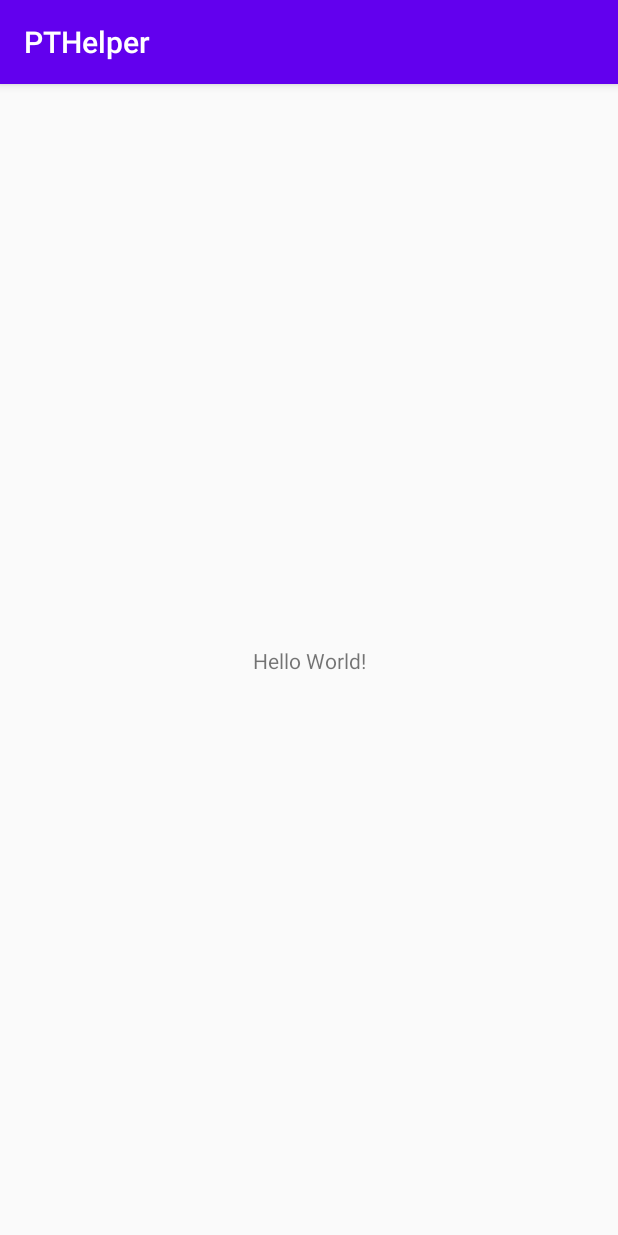
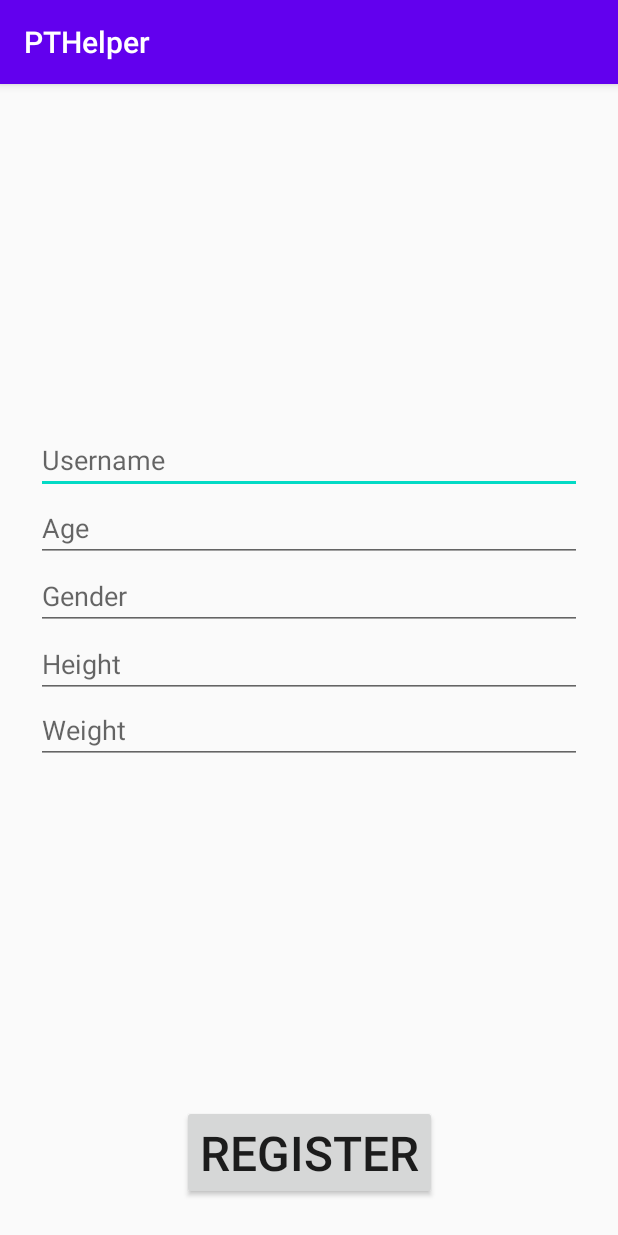
Before and after one commit to Senior-Project20/PTHelper, an Android app: the screen it shows after launch (MainActivity), on a phone screen of 412 x 824 dp. Run offline under Robolectric (Android 15) with nearby library versions, the phone set to English and light mode, and no system bars.

Commit message:
Second commit

```diff
--- /dev/null
+++ b/app/src/main/java/com/example/pthelper/DatabaseHelper.java
@@ -0,0 +1,81 @@
+package com.example.pthelper;
+
+import android.content.ContentValues;
+import android.content.Context;
+import android.database.Cursor;
+import android.database.sqlite.SQLiteDatabase;
+import android.database.sqlite.SQLiteOpenHelper;
+import android.provider.BaseColumns;
+
+public class DatabaseHelper extends SQLiteOpenHelper {
+
+    // If you change the database schema, you must increment the database version.
+    public static final int DATABASE_VERSION = 1;
+    public static final String DATABASE_NAME = "PTHelper.db";
+
+    //class to define table information
+    public static class UserInfo implements BaseColumns {
+        public static final String TABLE_NAME = "User_Info";
+        public static final String COL_1 = "user_id";
+        public static final String COL_2 = "username";
+        public static final String COL_3 = "age";
+        public static final String COL_4 = "gender";
+        public static final String COL_5 = "height";
+        public static final String COL_6 = "weight";
+    }
+
+    //user info schema
+    private static final String SQL_CREATE_USER_ENTRIES =
+            "CREATE TABLE " + UserInfo.TABLE_NAME + " (" +
+                    UserInfo.COL_1 + " INTEGER PRIMARY KEY AUTOINCREMENT," +
+                    UserInfo.COL_2 + " TEXT," +
+                    UserInfo.COL_3 + " INT," +
+                    UserInfo.COL_4 + " TEXT," +
+                    UserInfo.COL_5 + " INT," +
+                    UserInfo.COL_6 + " INT)";
+
+    private static final String SQL_DELETE_USER_ENTRIES =
+            "DROP TABLE IF EXISTS " + UserInfo.TABLE_NAME;
+
+
+
+    public DatabaseHelper(Context context) {
+        super(context, DATABASE_NAME, null, DATABASE_VERSION);
+    }
+
+    public void onCreate(SQLiteDatabase db) {
+        db.execSQL(SQL_CREATE_USER_ENTRIES);
+    }
+
+    public void onUpgrade(SQLiteDatabase db, int oldVersion, int newVersion) {
+        // This database is only a cache for online data, so its upgrade policy is
+        // to simply to discard the data and start over
+        db.execSQL(SQL_DELETE_USER_ENTRIES);
+        onCreate(db);
+    }
+
+    public void onDowngrade(SQLiteDatabase db, int oldVersion, int newVersion) {
+        onUpgrade(db, oldVersion, newVersion);
+    }
+
+    public boolean insertUser(String username, String gender, int age, int height, int weight) {
+        SQLiteDatabase db = this.getWritableDatabase();
+        ContentValues contentValues = new ContentValues();
+        contentValues.put(UserInfo.COL_2, username);
+        contentValues.put(UserInfo.COL_3, gender);
+        contentValues.put(UserInfo.COL_4, age);
+        contentValues.put(UserInfo.COL_5, height);
+        contentValues.put(UserInfo.COL_6, weight);
+        long result = db.insert(UserInfo.TABLE_NAME, null, contentValues);
+        if(result==-1) //insert failed
+            return false;
+        else
+            return true;
+    }
+
+    public Cursor getAllUserData() {
+        SQLiteDatabase db = this.getWritableDatabase();
+        Cursor res = db.rawQuery("select * from " + UserInfo.TABLE_NAME, null);
+        return res;
+    }
+}
--- a/app/src/main/java/com/example/pthelper/MainActivity.java
+++ b/app/src/main/java/com/example/pthelper/MainActivity.java
@@ -2,13 +2,84 @@ package com.example.pthelper;
 
 import androidx.appcompat.app.AppCompatActivity;
 
+import android.database.Cursor;
 import android.os.Bundle;
+import android.util.Log;
+import android.view.View;
+import android.widget.Button;
+import android.widget.EditText;
+import android.widget.Toast;
 
 public class MainActivity extends AppCompatActivity {
+
+    DatabaseHelper myDB;
+    EditText username_et;
+    EditText age_et;
+    EditText gender_et;
+    EditText height_et;
+    EditText weight_et;
+    Button register_button;
 
     @Override
     protected void onCreate(Bundle savedInstanceState) {
         super.onCreate(savedInstanceState);
         setContentView(R.layout.activity_main);
+
+        username_et = (EditText)findViewById(R.id.username_et);
+        age_et = (EditText)findViewById(R.id.age_et);
+        gender_et = (EditText)findViewById(R.id.gender_et);
+        height_et = (EditText)findViewById(R.id.height_et);
+        weight_et = (EditText)findViewById(R.id.weight_et);
+        register_button = (Button)findViewById(R.id.register_button);
+
+        myDB = new DatabaseHelper(this);
+
+        RegisterUser();
+    }
+
+    public void RegisterUser() {
+        register_button.setOnClickListener(
+                new View.OnClickListener() {
+                    @Override
+                    public void onClick(View v) {
+                        boolean result = myDB.insertUser(
+                                username_et.getText().toString(),
+                                gender_et.getText().toString(),
+                                Integer.parseInt(age_et.getText().toString()),
+                                Integer.parseInt(height_et.getText().toString()),
+                                Integer.parseInt(weight_et.getText().toString())
+                        );
+                        if(result) {
+                            Toast.makeText(MainActivity.this, "DATA INSERTED", Toast.LENGTH_LONG).show();
+                            ViewAll();
+                        }
+                        else {
+                            Toast.makeText(MainActivity.this, "DATA NOT INSERTED", Toast.LENGTH_LONG).show();
+                        }
+                    }
+                }
+        );
+    }
+
+    public void ViewAll() {
+
+        Cursor res = myDB.getAllUserData();
+        if(res.getCount() == 0 ) {
+            showMessage("Error", "NOthing found");
+            return;
+        }
+        StringBuffer buffer = new StringBuffer();
+        while(res.moveToNext()) {
+            buffer.append("user_id : " + res.getString(0) + "\n");
+            buffer.append("username : " + res.getString(1) + "\n");
+            buffer.append("age : " + res.getString(2) + "\n");
+            buffer.append("gender : " + res.getString(3) + "\n\n");
+        }
+
+        showMessage("data", buffer.toString());
+    }
+
+    public void showMessage(String title, String message) {
+        Log.d("SQLTEST", message);
     }
 }
--- a/app/src/main/res/layout/activity_main.xml
+++ b/app/src/main/res/layout/activity_main.xml
@@ -6,13 +6,76 @@
     android:layout_height="match_parent"
     tools:context=".MainActivity">
 
-    <TextView
+    <LinearLayout
+        android:layout_width="0dp"
+        android:layout_height="225dp"
+        android:layout_marginStart="24dp"
+        android:layout_marginLeft="24dp"
+        android:layout_marginEnd="24dp"
+        android:layout_marginRight="24dp"
+        android:orientation="vertical"
+        app:layout_constraintBottom_toTopOf="@+id/register_button"
+        app:layout_constraintEnd_toEndOf="parent"
+        app:layout_constraintHorizontal_bias="0.0"
+        app:layout_constraintStart_toStartOf="parent"
+        app:layout_constraintTop_toTopOf="parent">
+
+        <EditText
+            android:id="@+id/username_et"
+            android:layout_width="match_parent"
+            android:layout_height="wrap_content"
+            android:ems="10"
+            android:hint="Username"
+            android:inputType="textPersonName"
+            app:layout_constraintEnd_toEndOf="parent"
+            app:layout_constraintStart_toStartOf="parent" />
+
+        <EditText
+            android:id="@+id/age_et"
+            android:layout_width="match_parent"
+            android:layout_height="wrap_content"
+            android:ems="10"
+            android:hint="Age"
+            android:inputType="textPersonName" />
+
+        <EditText
+            android:id="@+id/gender_et"
+            android:layout_width="match_parent"
+            android:layout_height="wrap_content"
+            android:ems="10"
+            android:hint="Gender"
+            android:inputType="textPersonName" />
+
+        <EditText
+            android:id="@+id/height_et"
+            android:layout_width="match_parent"
+            android:layout_height="wrap_content"
+            android:ems="10"
+            android:hint="Height"
+            android:inputType="textPersonName"
+            app:layout_constraintEnd_toEndOf="parent"
+            app:layout_constraintStart_toStartOf="parent" />
+
+        <EditText
+            android:id="@+id/weight_et"
+            android:layout_width="match_parent"
+            android:layout_height="wrap_content"
+            android:ems="10"
+            android:hint="Weight"
+            android:inputType="textPersonName"
+            app:layout_constraintEnd_toEndOf="parent"
+            app:layout_constraintStart_toStartOf="parent" />
+    </LinearLayout>
+
+    <Button
+        android:id="@+id/register_button"
         android:layout_width="wrap_content"
         android:layout_height="wrap_content"
-        android:text="Hello World!"
+        android:layout_marginBottom="24dp"
+        android:text="Register"
+        android:textSize="32sp"
         app:layout_constraintBottom_toBottomOf="parent"
-        app:layout_constraintLeft_toLeftOf="parent"
-        app:layout_constraintRight_toRightOf="parent"
-        app:layout_constraintTop_toTopOf="parent" />
+        app:layout_constraintEnd_toEndOf="parent"
+        app:layout_constraintStart_toStartOf="parent" />
 
 </androidx.constraintlayout.widget.ConstraintLayout>
```
Also changed, not shown: app/src/main/java/com/example/pthelper/UserInfoTest.java (added, +14 -0 lines), app/src/main/res/layout/activity_user_info_test.xml (added, +9 -0 lines).
